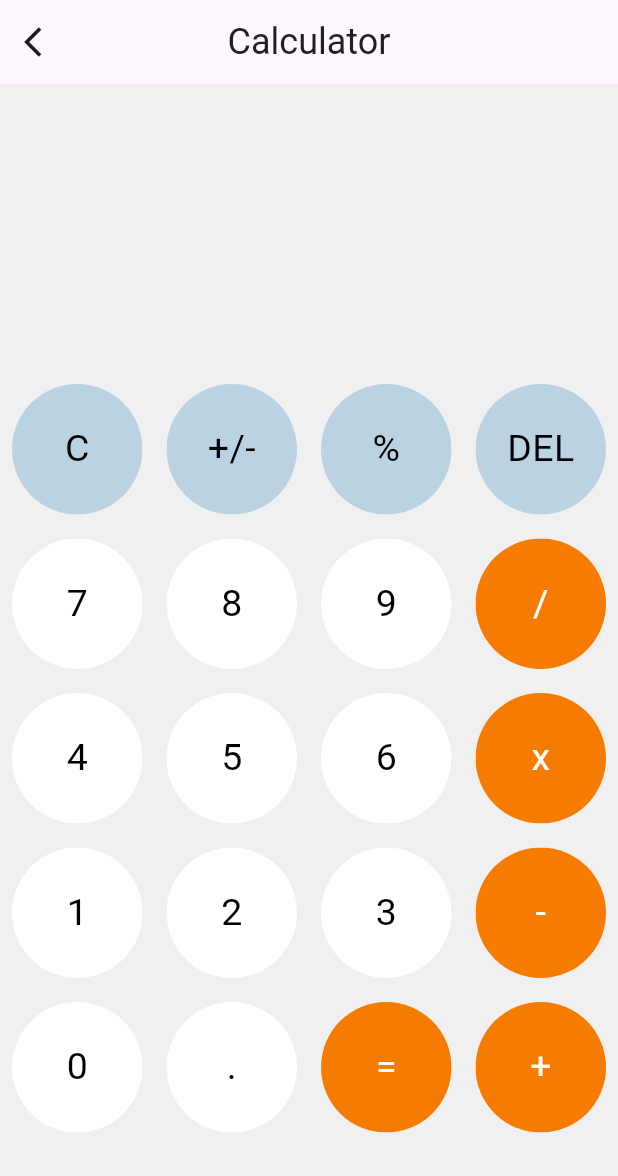
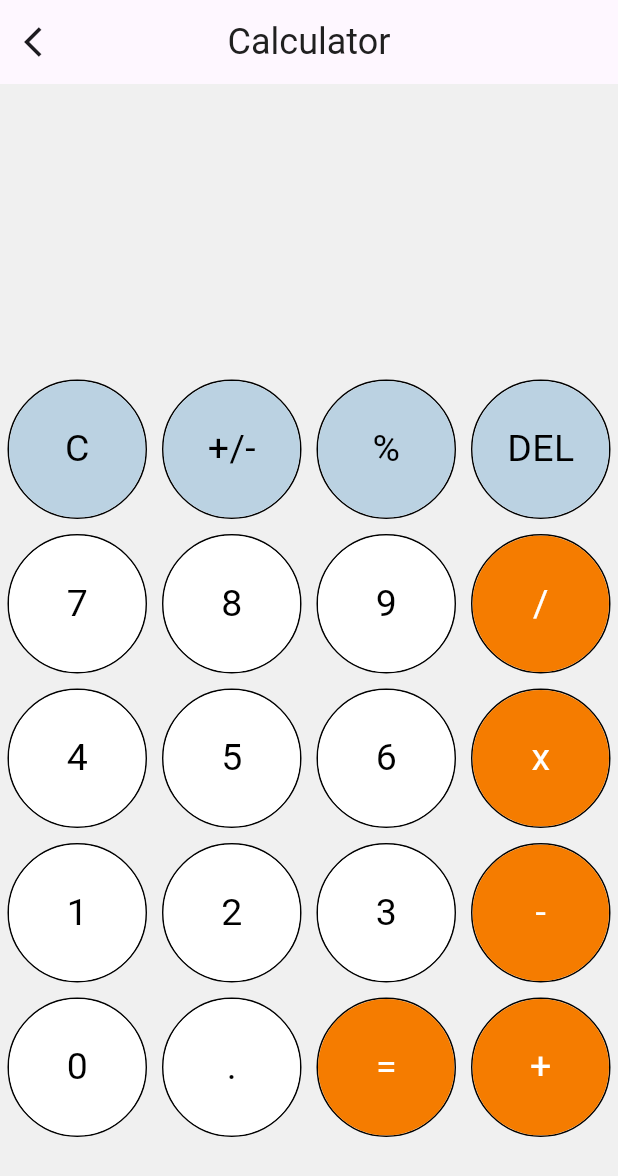
Before and after one commit to Aditya04567/AI-Hub, a Flutter app: the Calculator screen opened directly, on a phone screen of 412 x 824 dp. Shown: the top 1176 px of the screen. Run offline on Flutter 3.47's test engine with Material 3 defaults, Android fonts, the phone set to English and light mode, and no system bars; our stand-ins replace carousel_slider, google_fonts, math_expressions, simple_shadow.

Commit message:
blackborder

```diff
--- /dev/null
+++ b/devtools_options.yaml
@@ -0,0 +1 @@
+extensions:
--- a/lib/pages/calculator.dart
+++ b/lib/pages/calculator.dart
@@ -202,6 +202,8 @@ class _CalculatorPageState extends State<Calculator> {
   void equalPressed() {
     String finaluserinput = userInput;
     finaluserinput = userInput.replaceAll('x', '*');
+    finaluserinput = userInput.replaceAll('%', '/100*');
+
 
     Parser p = Parser();
     Expression exp = p.parse(finaluserinput);
@@ -223,10 +225,17 @@ class MyButton extends StatelessWidget {
 
   @override
   Widget build(BuildContext context) {
-    return GestureDetector(
+    return Container(
+      margin: EdgeInsets.all(5),
+      decoration: BoxDecoration(
+        borderRadius: BorderRadius.circular(50),
+        border: Border.all(width: 1.0, color: Colors.black)
+
+      ),
+      child: GestureDetector(
         onTap: buttontapped,
         child: Padding(
-        padding: const EdgeInsets.all(8.0),
+          padding: const EdgeInsets.all(0),
           child: ClipRRect(
             borderRadius: BorderRadius.circular(50),
             child: Container(
@@ -243,6 +252,7 @@ class MyButton extends StatelessWidget {
             ),
           ),
         ),
+      ),
     );
   }
 }
--- a/lib/sidebarmenu/menu.dart
+++ b/lib/sidebarmenu/menu.dart
@@ -15,6 +15,7 @@ class Menulist extends StatefulWidget {
 class _MenulistState extends State<Menulist> {
   @override
   Widget build(BuildContext context) {
+
     return Drawer(
         child: Material(
           color: Colors.black,
```
Also changed, not shown: lib/slider/slider2.dart (+11 -4 lines). Lines whose indentation alone changed are shown as unchanged.
